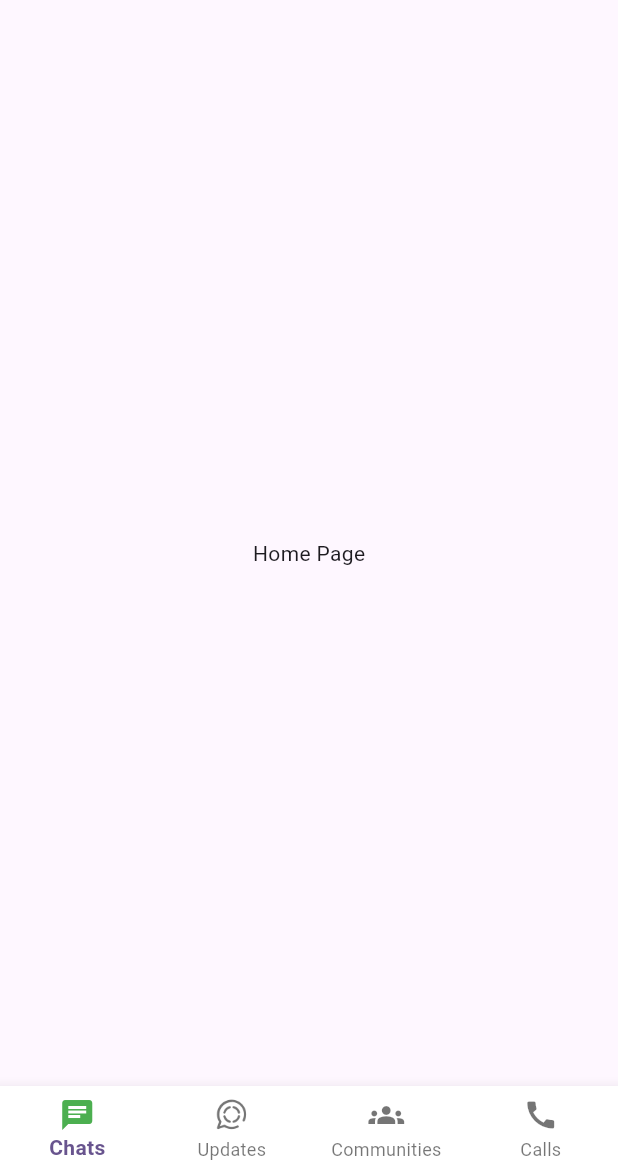
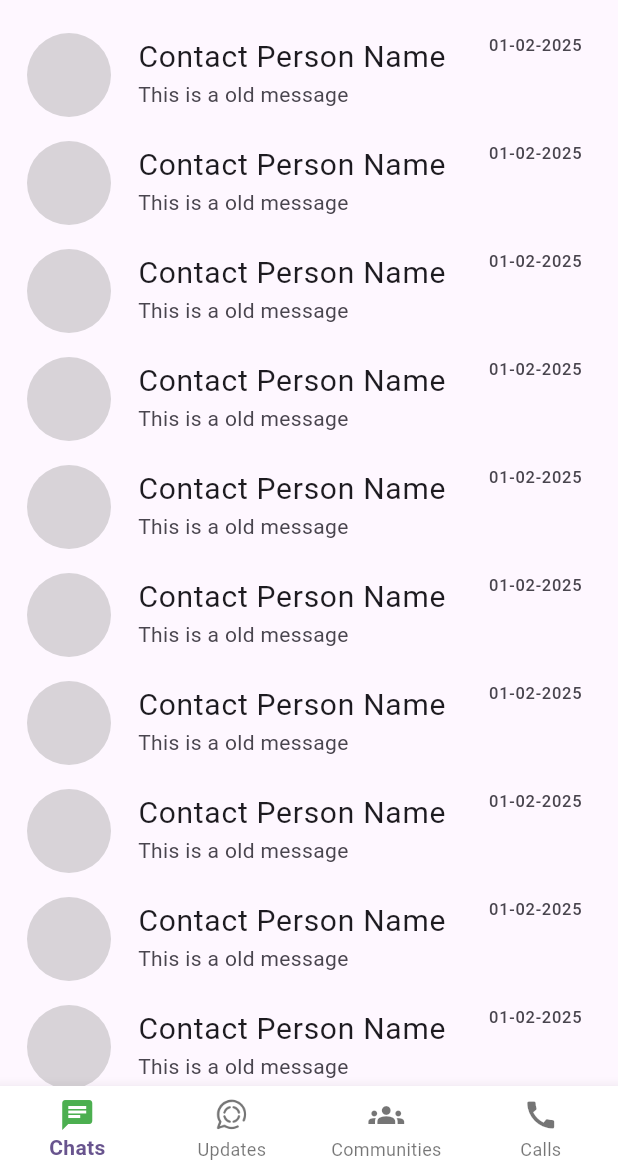
Before and after one commit to MR-Square/MyWhatsapp, a Flutter app: the screen it shows after launch, on a phone screen of 412 x 824 dp, the part 63-1236 px from its top. Run offline on Flutter 3.47's test engine with Material 3 defaults, Android fonts, the phone set to English and light mode, and no system bars; our stand-ins replace get.

Commit message:
working on chat tile

```diff
--- /dev/null
+++ b/lib/res/widgets/chat_tile/chat_tile_widget.dart
@@ -0,0 +1,58 @@
+import 'package:flutter/material.dart';
+import 'package:my_whatsapp/res/colors/app_colors.dart';
+import 'package:my_whatsapp/utils/utils.dart';
+
+class ChatTileWidget extends StatelessWidget {
+  const ChatTileWidget({
+    super.key,
+    required this.name,
+    required this.message,
+    required this.time,
+    this.messageCount,
+  });
+
+  final String name;
+  final String message;
+  final String time;
+  final int? messageCount;
+
+  @override
+  Widget build(BuildContext context) {
+    return ListTile(
+      onTap: () {},
+      leading: CircleAvatar(
+        radius: 30,
+        backgroundColor: Colors.grey.withOpacity(0.4),
+      ),
+      title: Text(
+        name,
+        style: const TextStyle(
+          fontSize: 20,
+        ),
+      ),
+      subtitle: Text(message),
+      trailing: Column(
+        // mainAxisAlignment: MainAxisAlignment.end,
+        children: [
+          Text(time),
+          if (messageCount != null && messageCount! > 0) Utils.verticalSpace(1),
+          if (messageCount != null && messageCount! > 0)
+            CircleAvatar(
+              backgroundColor: AppColors.geen,
+              radius: 12,
+              child: Center(
+                child: Text(
+                  messageCount.toString(),
+                  style: const TextStyle(
+                    fontSize: 13,
+                    fontWeight: FontWeight.w400,
+                    color: Colors.white,
+                  ),
+                ),
+              ),
+            )
+        ],
+      ),
+    );
+  }
+}
--- a/lib/view/chats/chats_view.dart
+++ b/lib/view/chats/chats_view.dart
@@ -1,6 +1,7 @@
 import 'package:flutter/material.dart';
 import 'package:get/get.dart';
 import 'package:my_whatsapp/res/colors/app_colors.dart';
+import 'package:my_whatsapp/res/widgets/chat_tile/chat_tile_widget.dart';
 import 'package:my_whatsapp/res/widgets/popup_menu_widget.dart';
 import 'package:my_whatsapp/view_model/controllers/chats/chats_view_model.dart';
 
@@ -34,8 +35,15 @@ class _ChatsViewState extends State<ChatsView> {
           ),
         ],
       ),
-      body: const Center(
-        child: Text('Home Page'),
+      body: ListView.builder(
+        itemCount: 10,
+        itemBuilder: (context, index) {
+          return const ChatTileWidget(
+            name: 'Contact Person Name',
+            message: 'This is a old message',
+            time: '01-02-2025',
+          );
+        },
       ),
     );
   }
```
